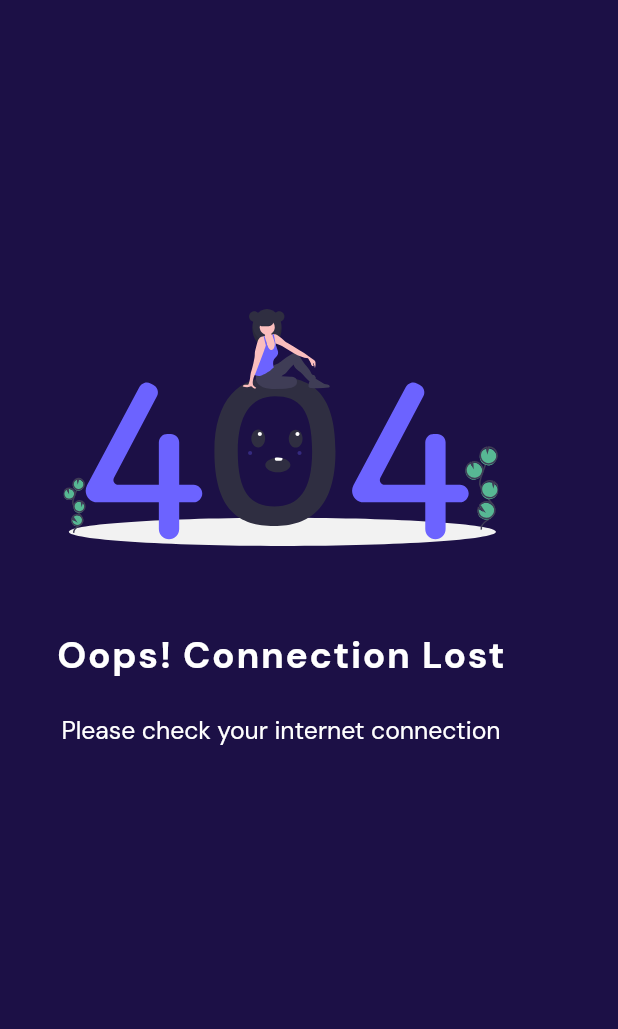
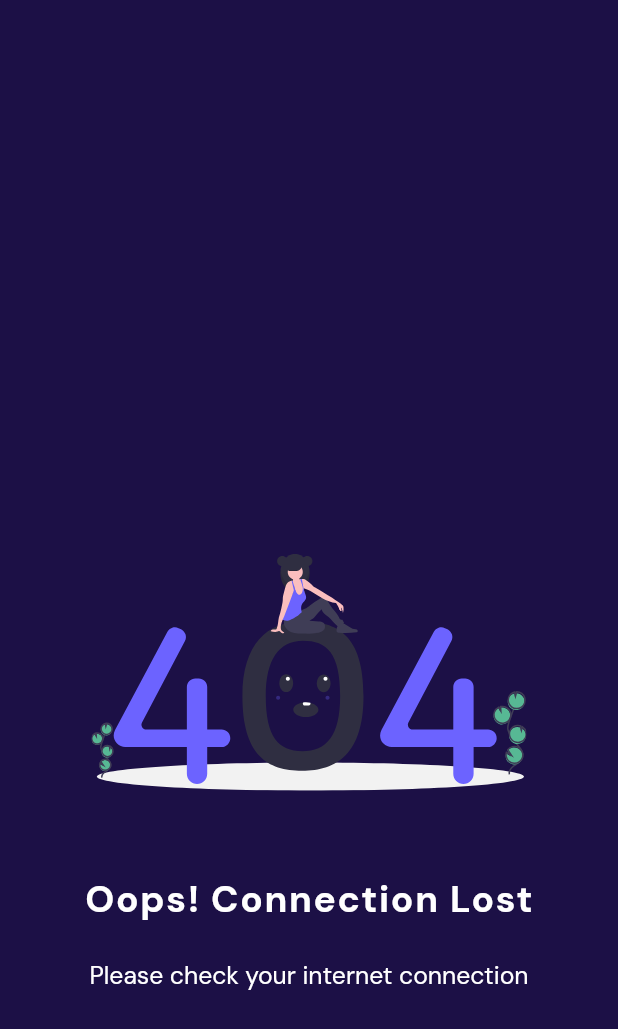
Before and after one commit to hngi/mobileforce-QuickThink, a Flutter app: the NoInternet screen opened directly, on a phone screen of 412 x 824 dp. Shown: the top 1029 px of the screen. Run offline on Flutter 3.47's test engine with Material 2 defaults, Android fonts, the phone set to English and light mode, and no system bars; our stand-ins replace connectivity, flushbar, flutter_hooks, flutter_icons, flutter_spinkit, flutter_svg and 9 more; missing offline and left inert: giffy_dialog; accounts and stored records are empty.

Commit message:
Changes to design

```diff
--- a/quick_think/lib/widgets/noInternet.dart
+++ b/quick_think/lib/widgets/noInternet.dart
@@ -15,7 +15,11 @@ class _NoInternetState extends State<NoInternet> {
       backgroundColor: Theme.of(context).primaryColor,
       body: Padding(
         padding: const EdgeInsets.only(left: 16.0, right: 16.0),
-        child: Column(children: <Widget>[
+        child: Center(
+          child: Column(
+            crossAxisAlignment: CrossAxisAlignment.center,
+            mainAxisAlignment: MainAxisAlignment.center,
+            children: <Widget>[
               SizedBox(
                 height: 150.0,
               ),
@@ -57,7 +61,9 @@ class _NoInternetState extends State<NoInternet> {
                   textAlign: TextAlign.center,
                 ),
               )
-        ]),
+            ],
+          ),
+        ),
       ),
     );
   }
```
Lines whose indentation alone changed are shown as unchanged.
